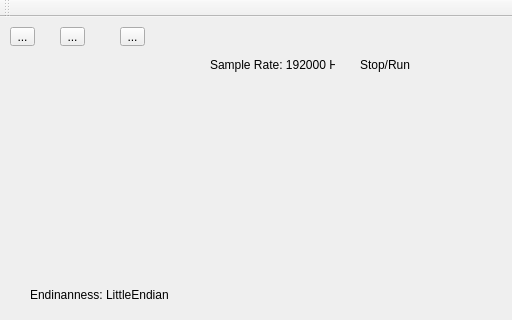
First picture: the form in src/mainwindow.ui, repository mkhorram/audio-spectrum-visualizer, before the edit; both pictures show x 0 to 512 and y 0 to 320 of the 643 by 434 pixel window.
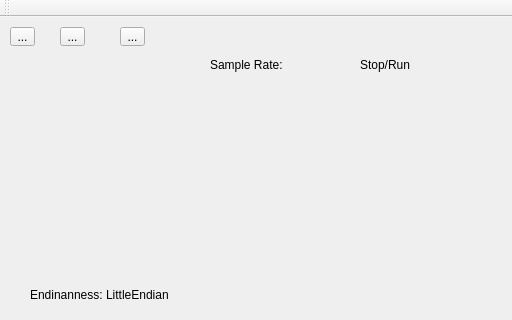
Second picture: the form after the edit. Icons and pictures are not drawn.

Commit message: showing actual sample rate in mainwindow

Diff of the .ui file:
```diff
--- a/src/mainwindow.ui
+++ b/src/mainwindow.ui
@@ -81,7 +81,7 @@
      </size>
     </property>
     <property name="text">
-     <string>Sample Rate: 192000 Hz</string>
+     <string>Sample Rate: </string>
     </property>
    </widget>
    <widget class="QLabel" name="lblStopRunStatus">
```
The commit also changes 2 other files.
